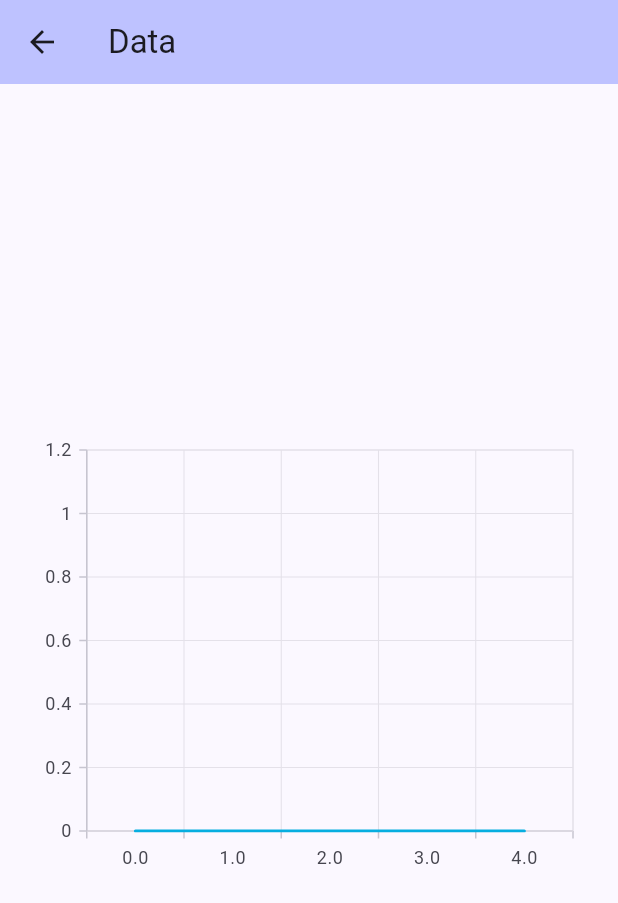
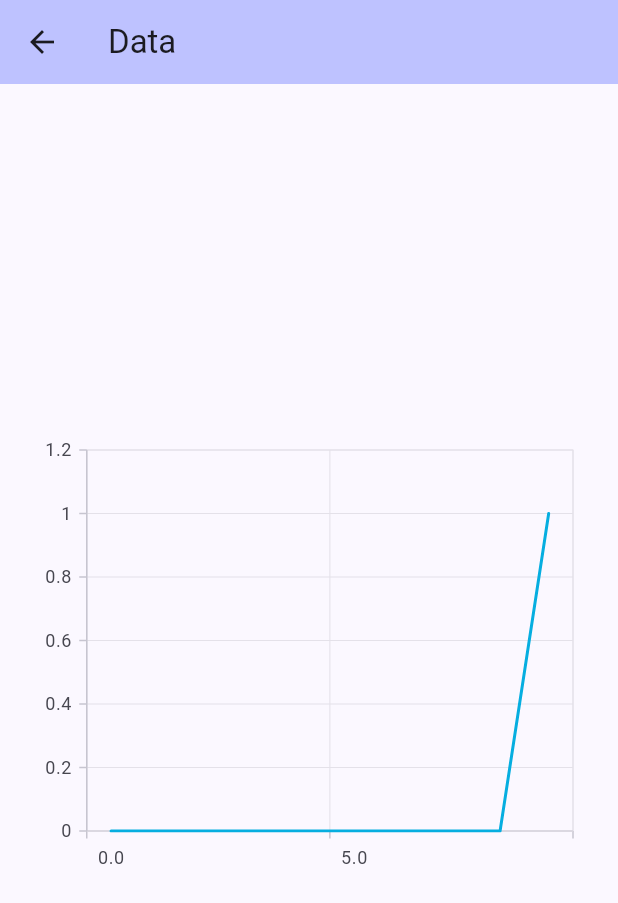
Before and after one commit to Browens5/IrrigationSensorVisualization, a Flutter app: the screen it shows after launch, after a tap on "Data", on a phone screen of 412 x 824 dp. Shown: the top 903 px of the screen. Run offline on Flutter 3.47's test engine with Material 2 defaults, Android fonts, the phone set to English and light mode, and no system bars; our stand-ins replace path_drawing, syncfusion_flutter_charts; missing offline and left inert: dart_periphery.

Commit message:
Update main.dart

```diff
--- a/lib/main.dart
+++ b/lib/main.dart
@@ -9,7 +9,7 @@ import 'package:senorvis/chartdata.dart';
 import 'package:syncfusion_flutter_charts/charts.dart';
 // import 'package:usb_serial/usb_serial.dart';
 
-const isonpi = true;
+const isonpi = false;
 final manager = isonpi ? RealSensor() : DummySensor();
 
 void main() {
@@ -261,6 +261,21 @@ class _DataPageState extends State<DataPage> {
   double waterlevel4 = 0;
   double flowrate4 = 0;
   double humidity4 = 0;
+  double waterlevel5 = 0;
+  double flowrate5 = 0;
+  double humidity5 = 0;
+  double waterlevel6 = 0;
+  double flowrate6 = 0;
+  double humidity6 = 0;
+  double waterlevel7 = 0;
+  double flowrate7 = 0;
+  double humidity7 = 0;
+  double waterlevel8 = 0;
+  double flowrate8 = 0;
+  double humidity8 = 0;
+  double waterlevel9 = 0;
+  double flowrate9 = 0;
+  double humidity9 = 0;
   @override
   void initState() {
     super.initState();
@@ -278,6 +293,11 @@ class _DataPageState extends State<DataPage> {
       // so that the display can reflect the updated values. If we changed
       // _counter without calling setState(), then the build method would not be
       // called again, and so nothing would appear to happen.
+      waterlevel9 = waterlevel8;
+      waterlevel8 = waterlevel7;
+      waterlevel7 = waterlevel6;
+      waterlevel6 = waterlevel5;
+      waterlevel5 = waterlevel4;
       waterlevel4 = waterlevel3;
       waterlevel3 = waterlevel2;
       waterlevel2 = waterlevel1;
@@ -361,6 +381,26 @@ class _DataPageState extends State<DataPage> {
     return waterlevel4;
   }
 
+  double water5() {
+    return waterlevel5;
+  }
+
+  double water6() {
+    return waterlevel6;
+  }
+
+  double water7() {
+    return waterlevel7;
+  }
+
+  double water8() {
+    return waterlevel8;
+  }
+
+  double water9() {
+    return waterlevel9;
+  }
+
   double flow1() {
     return flowrate;
   }
@@ -399,11 +439,16 @@ class _DataPageState extends State<DataPage> {
                 // Initialize line series
                 LineSeries<ChartData, double>(
                     dataSource: [
-                      ChartData(0, water4()),
-                      ChartData(1, water3()),
-                      ChartData(2, water2()),
-                      ChartData(3, water1()),
-                      ChartData(4, water()),
+                      ChartData(0, water9()),
+                      ChartData(1, water8()),
+                      ChartData(2, water7()),
+                      ChartData(3, water6()),
+                      ChartData(4, water5()),
+                      ChartData(5, water4()),
+                      ChartData(6, water3()),
+                      ChartData(7, water2()),
+                      ChartData(8, water1()),
+                      ChartData(9, water()),
                     ],
                     // dataSource: [
                     //   ChartData(3.83, 27),
```
